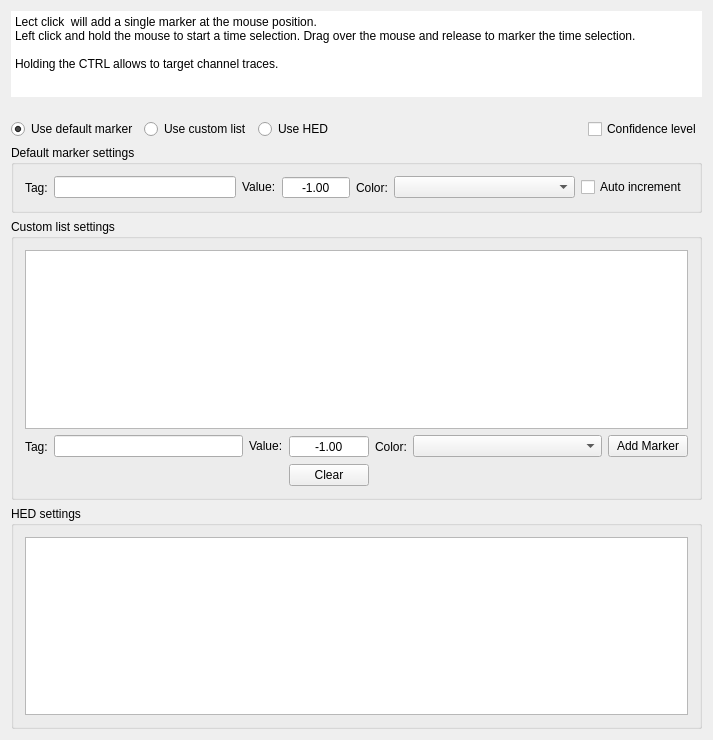
Before: the Qt Designer form src/Widgets/AwMarkingTool.ui in HIP-infrastructure/anywave-code, drawn with Qt 5.
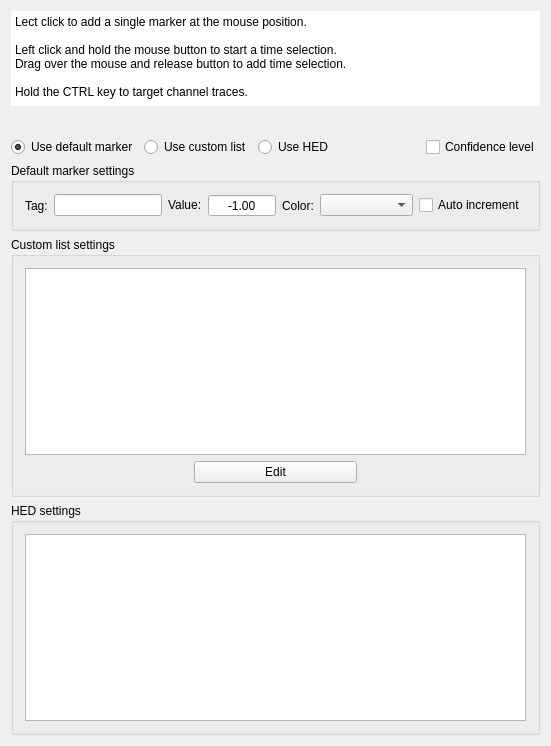
After: the same form once the commit is applied. Custom widgets are drawn as their Qt base class.

Commit message: Modified: Marking tool. Now the use can edit the custom list in a more user friendly way.

The edit to the form file:
```diff
--- a/src/Widgets/AwMarkingTool.ui
+++ b/src/Widgets/AwMarkingTool.ui
@@ -6,8 +6,8 @@
    <rect>
     <x>0</x>
     <y>0</y>
-    <width>713</width>
-    <height>740</height>
+    <width>551</width>
+    <height>746</height>
    </rect>
   </property>
   <property name="windowTitle">
@@ -38,10 +38,12 @@
       <bool>true</bool>
      </property>
      <property name="plainText">
-      <string>Lect click  will add a single marker at the mouse position.
-Left click and hold the mouse to start a time selection. Drag over the mouse and release to marker the time selection.
+      <string>Lect click to add a single marker at the mouse position.
 
-Holding the CTRL allows to target channel traces.</string>
+Left click and hold the mouse button to start a time selection.
+Drag over the mouse and release button to add time selection.
+
+Hold the CTRL key to target channel traces.</string>
      </property>
     </widget>
    </item>
@@ -196,7 +198,7 @@
        </widget>
       </item>
       <item row="0" column="5">
-       <widget class="QComboBox" name="comboBoxColor">
+       <widget class="AwComboColor" name="comboBoxColor">
         <property name="sizePolicy">
          <sizepolicy hsizetype="Expanding" vsizetype="Fixed">
           <horstretch>0</horstretch>
@@ -233,120 +235,14 @@
       <string>Custom list settings</string>
      </property>
      <layout class="QGridLayout" name="gridLayout_2">
-      <item row="1" column="0">
-       <widget class="QLabel" name="label_3">
-        <property name="text">
-         <string>Tag:</string>
-        </property>
-       </widget>
-      </item>
       <item row="1" column="1">
-       <widget class="QLineEdit" name="lineEditCustomLabel">
-        <property name="sizePolicy">
-         <sizepolicy hsizetype="Expanding" vsizetype="Fixed">
-          <horstretch>0</horstretch>
-          <verstretch>0</verstretch>
-         </sizepolicy>
-        </property>
-        <property name="toolTip">
-         <string>Name the marker</string>
-        </property>
-        <property name="frame">
-         <bool>true</bool>
-        </property>
-        <property name="clearButtonEnabled">
-         <bool>false</bool>
-        </property>
-       </widget>
-      </item>
-      <item row="1" column="2">
-       <widget class="QLabel" name="labelValue_2">
-        <property name="sizePolicy">
-         <sizepolicy hsizetype="Preferred" vsizetype="Fixed">
-          <horstretch>0</horstretch>
-          <verstretch>0</verstretch>
-         </sizepolicy>
-        </property>
+       <widget class="QPushButton" name="buttonEdit">
         <property name="text">
-         <string>Value:</string>
+         <string>Edit</string>
         </property>
-        <property name="scaledContents">
-         <bool>true</bool>
-        </property>
-        <property name="buddy">
-         <cstring>spinValue</cstring>
-        </property>
        </widget>
       </item>
-      <item row="1" column="3">
-       <widget class="QDoubleSpinBox" name="spinValueCustom">
-        <property name="sizePolicy">
-         <sizepolicy hsizetype="Preferred" vsizetype="Fixed">
-          <horstretch>0</horstretch>
-          <verstretch>0</verstretch>
-         </sizepolicy>
-        </property>
-        <property name="alignment">
-         <set>Qt::AlignCenter</set>
-        </property>
-        <property name="buttonSymbols">
-         <enum>QAbstractSpinBox::NoButtons</enum>
-        </property>
-        <property name="minimum">
-         <double>-1.000000000000000</double>
-        </property>
-        <property name="maximum">
-         <double>1000000000000000013287555072.000000000000000</double>
-        </property>
-        <property name="value">
-         <double>-1.000000000000000</double>
-        </property>
-       </widget>
-      </item>
-      <item row="1" column="4">
-       <widget class="QLabel" name="label_4">
-        <property name="text">
-         <string>Color:</string>
-        </property>
-       </widget>
-      </item>
-      <item row="1" column="5">
-       <widget class="QComboBox" name="comboColorCustom">
-        <property name="sizePolicy">
-         <sizepolicy hsizetype="Expanding" vsizetype="Fixed">
-          <horstretch>0</horstretch>
-          <verstretch>0</verstretch>
-         </sizepolicy>
-        </property>
-       </widget>
-      </item>
-      <item row="1" column="6">
-       <widget class="QPushButton" name="buttonAddMarker">
-        <property name="sizePolicy">
-         <sizepolicy hsizetype="Preferred" vsizetype="Fixed">
-          <horstretch>0</horstretch>
-          <verstretch>0</verstretch>
-         </sizepolicy>
-        </property>
-        <property name="text">
-         <string>Add Marker</string>
-        </property>
-       </widget>
-      </item>
-      <item row="2" column="3">
-       <widget class="QPushButton" name="buttonClearList">
-        <property name="sizePolicy">
-         <sizepolicy hsizetype="Preferred" vsizetype="Fixed">
-          <horstretch>0</horstretch>
-          <verstretch>0</verstretch>
-         </sizepolicy>
-        </property>
-        <property name="text">
-         <string>Clear</string>
-        </property>
-       </widget>
-      </item>
-      <item row="0" column="0" colspan="7">
+      <item row="0" column="0" colspan="3">
        <widget class="QTableWidget" name="tableWidgetCustom">
         <property name="editTriggers">
          <set>QAbstractItemView::NoEditTriggers</set>
@@ -412,6 +308,13 @@
   </layout>
  </widget>
  <layoutdefault spacing="6" margin="11"/>
+ <customwidgets>
+  <customwidget>
+   <class>AwComboColor</class>
+   <extends>QComboBox</extends>
+   <header location="global">widget/AwComboColor.h</header>
+  </customwidget>
+ </customwidgets>
  <resources/>
  <connections>
   <connection>
```
Left out of the diff: 16 changed lines with no effect on the pictures. The commit also changes 6 other files.
